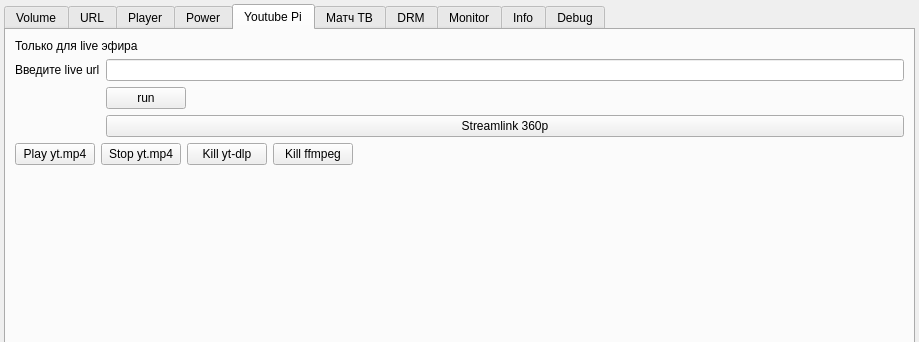
Old version of the form kodigui.ui in the repository definitly486/KodiGui; both pictures show x 0 to 919 and y 0 to 342 of the 919 by 600 pixel window.
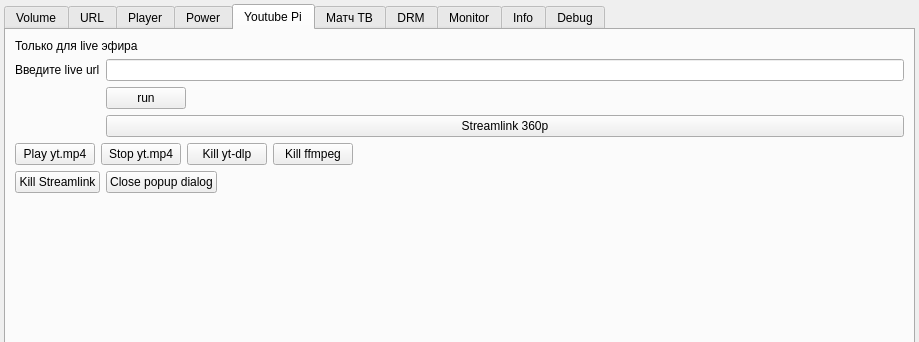
New version of the form. The open tabs and pages were chosen to show the change. Icons and pictures are not drawn.

Commit message: Add Streamlink stop and popup close buttons to YouTube tab

Patch:
```diff
--- a/kodigui.ui
+++ b/kodigui.ui
@@ -574,6 +574,37 @@
           </item>
          </layout>
         </item>
+        <item>
+         <layout class="QHBoxLayout" name="ytRemoteControls">
+          <item>
+           <widget class="QPushButton" name="killYoutubeStreamlinkButton">
+            <property name="text">
+             <string>Kill Streamlink</string>
+            </property>
+           </widget>
+          </item>
+          <item>
+           <widget class="QPushButton" name="closeYoutubePopupButton">
+            <property name="text">
+             <string>Close popup dialog</string>
+            </property>
+           </widget>
+          </item>
+          <item>
+           <spacer name="ytRemoteControlsSpacer">
+            <property name="orientation">
+             <enum>Qt::Horizontal</enum>
+            </property>
+            <property name="sizeHint" stdset="0">
+             <size>
+              <width>40</width>
+              <height>20</height>
+             </size>
+            </property>
+           </spacer>
+          </item>
+         </layout>
+        </item>
         <item>
          <spacer name="ytSpBottom">
           <property name="orientation">
```
